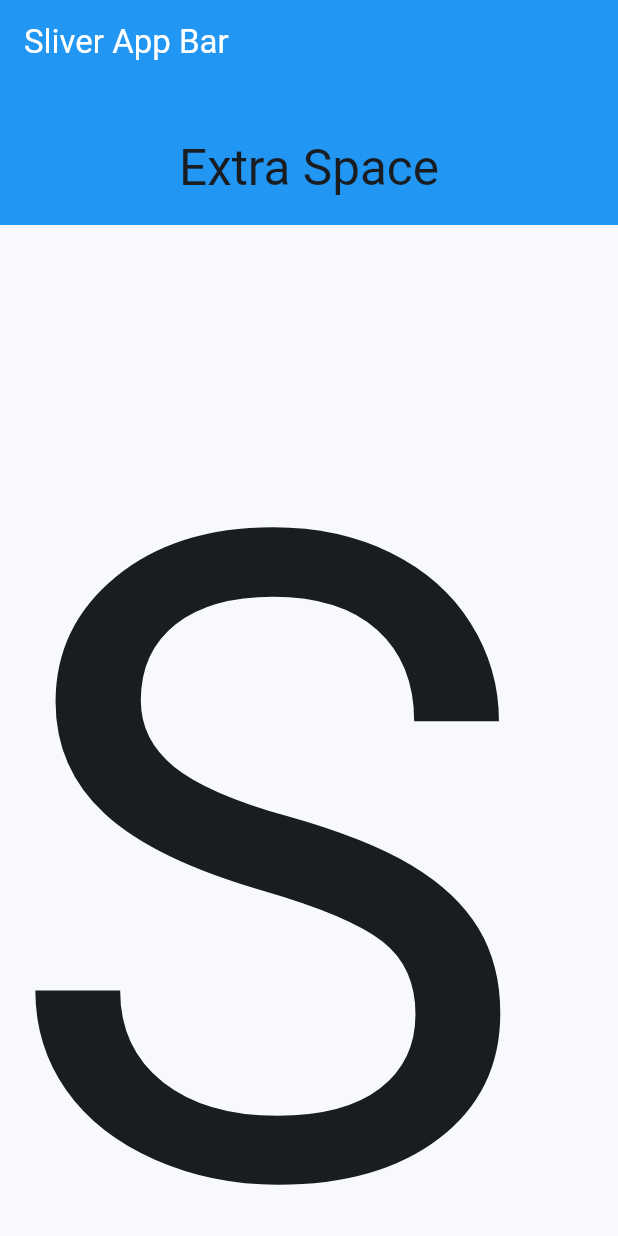
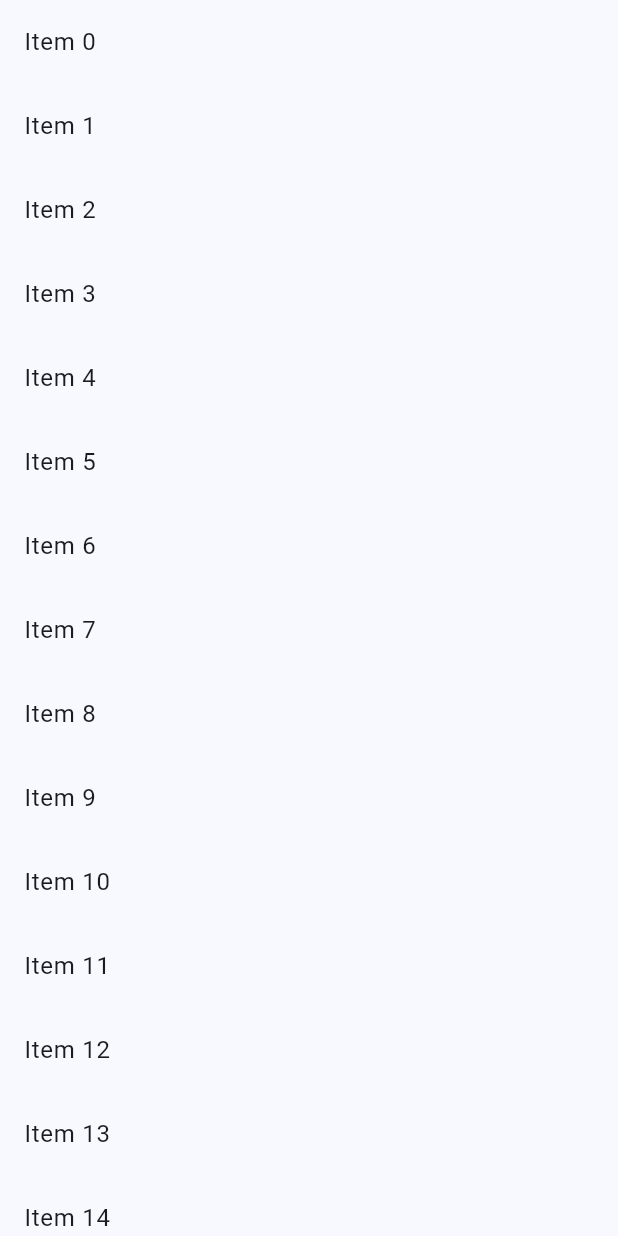
Before and after one commit to Vikram1999dev/flutter-practise, a Flutter app: the screen it shows after launch, on a phone screen of 412 x 824 dp. Run offline on Flutter 3.47's test engine with Material 3 defaults, Android fonts, the light colour scheme and no system bars.

Commit message:
basic example of sliver

```diff
--- a/lib/main.dart
+++ b/lib/main.dart
@@ -36,41 +36,21 @@ class _MyHomePageState extends State<MyHomePage> {
   @override
   Widget build(BuildContext context) {
     return Scaffold(
-      body: CustomScrollView(
-        slivers: [
-          const SliverAppBar(
-            //if you want your appbar to stay there use
-            //pinned as true
-            //when scrolling it will also
-            // make flexible space disappear
-            pinned: true,
-            //if we want the appbar to comeback immediately when we scroll back
-            //we use floating as true
-            // floating: true,
-            snap: false,
-            title: Text(
-              'Sliver App Bar',
-              style: TextStyle(color: Colors.white),
-            ),
-            expandedHeight: 150.0,
-            flexibleSpace: FlexibleSpaceBar(
-              title: Text('Extra Space'),
-              centerTitle: true,
-            ),
-            backgroundColor: Colors.blue,
+      body: CustomScrollView(slivers: <Widget>[
+        SliverList(
+          // delegate ->  it determines what content should be displayed in the list.
+          delegate: SliverChildBuilderDelegate(
+            // the SliverChildBuilderDelegate -->creates a helper (delegate) that knows how to make elements
+            //for a scrolling list. It does this by following a set of instructions (callback)
+            //on how to build each individual item in the list.
+            (BuildContext context, int index) {
+              return ListTile(
+                title: Text('Item $index'),
+              );
+            },
           ),
-          SliverList(
-            delegate: SliverChildListDelegate(
-              [
-                const Text(
-                  'Sliver',
-                  style: TextStyle(fontSize: 600),
-                )
-              ],
-            ),
-          )
-        ],
-      ),
+        ),
+      ]),
     );
   }
 }
```
